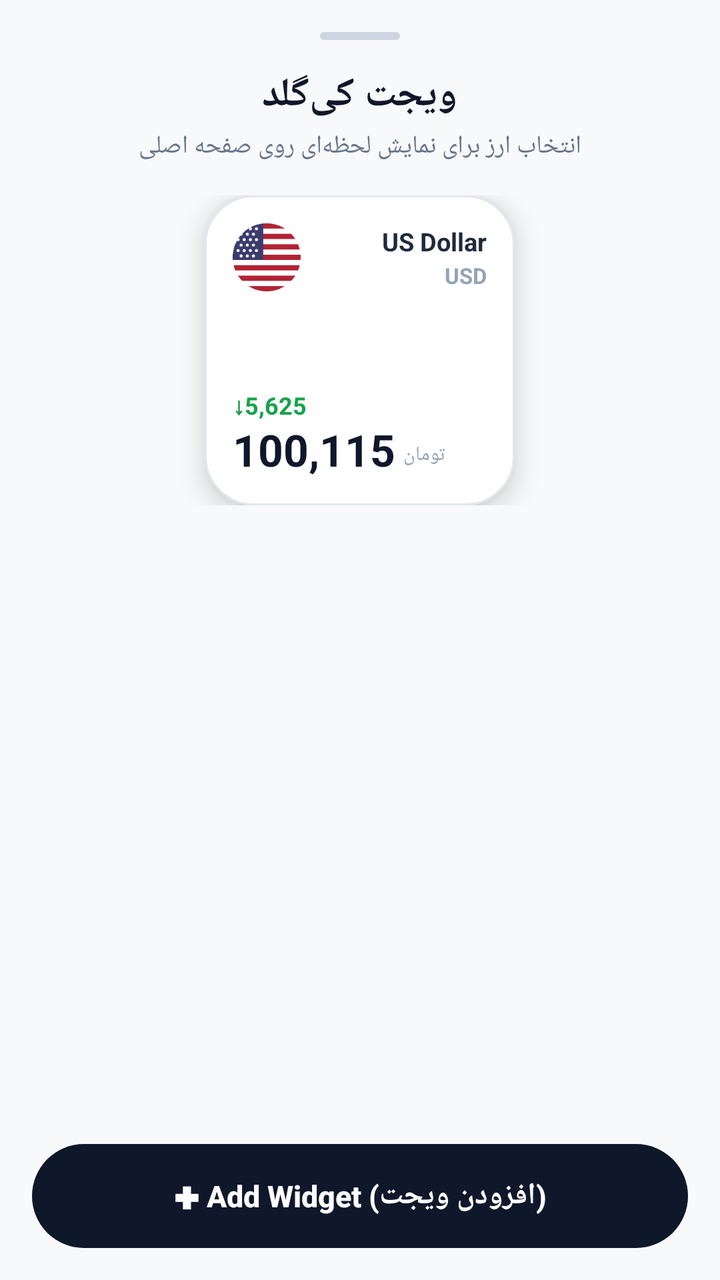
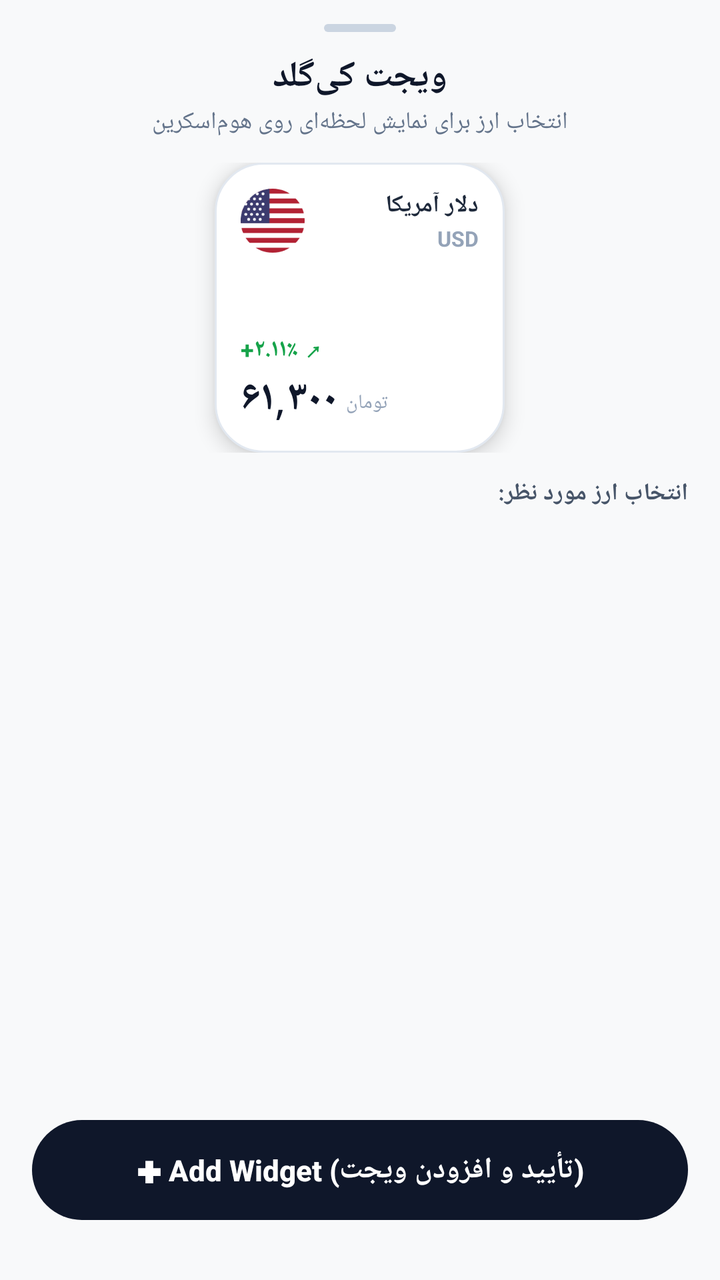

Two renders of the same Android screen: before a commit and after it. Below are the layout's source before the change and the commit's diff.
<!-- AndroidManifest.xml: activity theme android:Theme.DeviceDefault.NoActionBar -->
<!-- res/layout/activity_widget_configure.xml -->
<?xml version="1.0" encoding="utf-8"?>
<LinearLayout xmlns:android="http://schemas.android.com/apk/res/android"
    android:layout_width="match_parent"
    android:layout_height="match_parent"
    android:background="#F8F9FA"
    android:orientation="vertical"
    android:padding="16dp">

    
    <LinearLayout
        android:layout_width="40dp"
        android:layout_height="4dp"
        android:layout_gravity="center_horizontal"
        android:layout_marginBottom="14dp"
        android:background="@drawable/widget_btn_black"
        android:backgroundTint="#CBD5E1" />

    
    <TextView
        android:layout_width="wrap_content"
        android:layout_height="wrap_content"
        android:layout_gravity="center_horizontal"
        android:text="ویجت کی‌گلد"
        android:textColor="#0F172A"
        android:textSize="20sp"
        android:textStyle="bold" />

    <TextView
        android:layout_width="wrap_content"
        android:layout_height="wrap_content"
        android:layout_gravity="center_horizontal"
        android:layout_marginTop="3dp"
        android:layout_marginBottom="16dp"
        android:text="انتخاب ارز برای نمایش لحظه‌ای روی صفحه اصلی"
        android:textColor="#64748B"
        android:textSize="12.5sp" />

    
    <LinearLayout
        android:layout_width="match_parent"
        android:layout_height="wrap_content"
        android:gravity="center"
        android:layout_marginBottom="16dp">

        <LinearLayout
            android:id="@+id/card_preview"
            android:layout_width="155dp"
            android:layout_height="155dp"
            android:background="@drawable/widget_bg_white"
            android:elevation="8dp"
            android:orientation="vertical"
            android:padding="14dp">

            
            <LinearLayout
                android:layout_width="match_parent"
                android:layout_height="wrap_content"
                android:gravity="center_vertical"
                android:orientation="horizontal">

                <ImageView
                    android:id="@+id/preview_icon"
                    android:layout_width="34dp"
                    android:layout_height="34dp"
                    android:scaleType="fitCenter"
                    android:src="@drawable/widget_icon_usd" />

                <LinearLayout
                    android:layout_width="0dp"
                    android:layout_height="wrap_content"
                    android:layout_marginStart="8dp"
                    android:layout_weight="1"
                    android:gravity="end|right"
                    android:orientation="vertical">

                    <TextView
                        android:id="@+id/preview_name"
                        android:layout_width="wrap_content"
                        android:layout_height="wrap_content"
                        android:ellipsize="end"
                        android:maxLines="1"
                        android:text="US Dollar"
                        android:textColor="#1E293B"
                        android:textSize="12.5sp"
                        android:textStyle="bold" />

                    <TextView
                        android:id="@+id/preview_code"
                        android:layout_width="wrap_content"
                        android:layout_height="wrap_content"
                        android:layout_marginTop="1dp"
                        android:text="USD"
                        android:textColor="#94A3B8"
                        android:textSize="11sp"
                        android:textStyle="bold" />
                </LinearLayout>
            </LinearLayout>

            <LinearLayout
                android:layout_width="match_parent"
                android:layout_height="0dp"
                android:layout_weight="1"
                android:orientation="vertical" />

            
            <LinearLayout
                android:layout_width="match_parent"
                android:layout_height="wrap_content"
                android:gravity="bottom"
                android:orientation="vertical">

                <TextView
                    android:id="@+id/preview_change"
                    android:layout_width="wrap_content"
                    android:layout_height="wrap_content"
                    android:layout_marginBottom="2dp"
                    android:text="↓5,625"
                    android:textColor="#16A34A"
                    android:textSize="12sp"
                    android:textStyle="bold" />

                <LinearLayout
                    android:layout_width="match_parent"
                    android:layout_height="wrap_content"
                    android:gravity="bottom"
                    android:orientation="horizontal">

                    <TextView
                        android:id="@+id/preview_price"
                        android:layout_width="wrap_content"
                        android:layout_height="wrap_content"
                        android:includeFontPadding="false"
                        android:text="100,115"
                        android:textColor="#0F172A"
                        android:textSize="22sp"
                        android:textStyle="bold" />

                    <TextView
                        android:layout_width="wrap_content"
                        android:layout_height="wrap_content"
                        android:layout_marginStart="4dp"
                        android:layout_marginBottom="2dp"
                        android:text="تومان"
                        android:textColor="#94A3B8"
                        android:textSize="10sp" />
                </LinearLayout>
            </LinearLayout>

        </LinearLayout>
    </LinearLayout>

    
    <ListView
        android:id="@+id/assets_list"
        android:layout_width="match_parent"
        android:layout_height="0dp"
        android:layout_weight="1"
        android:layout_marginBottom="12dp"
        android:divider="@android:color/transparent"
        android:dividerHeight="8dp" />

    
    <Button
        android:id="@+id/btn_add_widget"
        android:layout_width="match_parent"
        android:layout_height="52dp"
        android:background="@drawable/widget_btn_black"
        android:stateListAnimator="@null"
        android:text="✚ Add Widget (افزودن ویجت)"
        android:textAllCaps="false"
        android:textColor="#FFFFFF"
        android:textSize="15sp"
        android:textStyle="bold" />

</LinearLayout>
<!-- resources referenced by this layout -->
<resources>
  <!-- drawable widget_bg_white (drawable) -->
  <?xml version="1.0" encoding="utf-8"?>
  <shape xmlns:android="http://schemas.android.com/apk/res/android"
      android:shape="rectangle">
      <solid android:color="#FFFFFF" />
      <corners android:radius="24dp" />
      <stroke
          android:width="1dp"
          android:color="#E2E8F0" />
  </shape>
  <!-- drawable widget_btn_black (drawable) -->
  <?xml version="1.0" encoding="utf-8"?>
  <shape xmlns:android="http://schemas.android.com/apk/res/android"
      android:shape="rectangle">
      <solid android:color="#0F172A" />
      <corners android:radius="28dp" />
  </shape>
  <!-- drawable widget_icon_usd: png bitmap (drawable, 3740 bytes) -->
</resources>

<!-- the commit's change to res/layout/activity_widget_configure.xml (unified diff, before → after) -->
@@ -3,15 +3,19 @@
     android:layout_width="match_parent"
     android:layout_height="match_parent"
     android:background="#F8F9FA"
+    android:fitsSystemWindows="true"
     android:orientation="vertical"
-    android:padding="16dp">
+    android:paddingStart="16dp"
+    android:paddingEnd="16dp"
+    android:paddingTop="12dp"
+    android:paddingBottom="24dp">
 
     
     <LinearLayout
-        android:layout_width="40dp"
+        android:layout_width="36dp"
         android:layout_height="4dp"
         android:layout_gravity="center_horizontal"
-        android:layout_marginBottom="14dp"
+        android:layout_marginBottom="10dp"
         android:background="@drawable/widget_btn_black"
         android:backgroundTint="#CBD5E1" />
 
@@ -22,34 +26,34 @@
         android:layout_gravity="center_horizontal"
         android:text="ویجت کی‌گلد"
         android:textColor="#0F172A"
-        android:textSize="20sp"
+        android:textSize="18sp"
         android:textStyle="bold" />
 
     <TextView
         android:layout_width="wrap_content"
         android:layout_height="wrap_content"
         android:layout_gravity="center_horizontal"
-        android:layout_marginTop="3dp"
-        android:layout_marginBottom="16dp"
-        android:text="انتخاب ارز برای نمایش لحظه‌ای روی صفحه اصلی"
+        android:layout_marginTop="2dp"
+        android:layout_marginBottom="12dp"
+        android:text="انتخاب ارز برای نمایش لحظه‌ای روی هوم‌اسکرین"
         android:textColor="#64748B"
-        android:textSize="12.5sp" />
+        android:textSize="12sp" />
 
     
     <LinearLayout
         android:layout_width="match_parent"
         android:layout_height="wrap_content"
         android:gravity="center"
-        android:layout_marginBottom="16dp">
+        android:layout_marginBottom="12dp">
 
         <LinearLayout
             android:id="@+id/card_preview"
-            android:layout_width="155dp"
-            android:layout_height="155dp"
+            android:layout_width="145dp"
+            android:layout_height="145dp"
             android:background="@drawable/widget_bg_white"
-            android:elevation="8dp"
+            android:elevation="6dp"
             android:orientation="vertical"
-            android:padding="14dp">
+            android:padding="13dp">
 
             
             <LinearLayout
@@ -60,8 +64,8 @@
 
                 <ImageView
                     android:id="@+id/preview_icon"
-                    android:layout_width="34dp"
-                    android:layout_height="34dp"
+                    android:layout_width="32dp"
+                    android:layout_height="32dp"
                     android:scaleType="fitCenter"
                     android:src="@drawable/widget_icon_usd" />
 
@@ -79,9 +83,9 @@
                         android:layout_height="wrap_content"
                         android:ellipsize="end"
                         android:maxLines="1"
-                        android:text="US Dollar"
+                        android:text="دلار آمریکا"
                         android:textColor="#1E293B"
-                        android:textSize="12.5sp"
+                        android:textSize="12sp"
                         android:textStyle="bold" />
 
                     <TextView
@@ -91,7 +95,7 @@
                         android:layout_marginTop="1dp"
                         android:text="USD"
                         android:textColor="#94A3B8"
-                        android:textSize="11sp"
+                        android:textSize="10.5sp"
                         android:textStyle="bold" />
                 </LinearLayout>
             </LinearLayout>
@@ -114,7 +118,7 @@
                     android:layout_width="wrap_content"
                     android:layout_height="wrap_content"
                     android:layout_marginBottom="2dp"
-                    android:text="↓5,625"
+                    android:text="+۲.۱۱٪ ↗"
                     android:textColor="#16A34A"
                     android:textSize="12sp"
                     android:textStyle="bold" />
@@ -130,9 +134,9 @@
                         android:layout_width="wrap_content"
                         android:layout_height="wrap_content"
                         android:includeFontPadding="false"
-                        android:text="100,115"
+                        android:text="۶۱,۳۰۰"
                         android:textColor="#0F172A"
-                        android:textSize="22sp"
+                        android:textSize="21sp"
                         android:textStyle="bold" />
 
                     <TextView
@@ -149,27 +153,41 @@
         </LinearLayout>
     </LinearLayout>
 
+    <TextView
+        android:layout_width="match_parent"
+        android:layout_height="wrap_content"
+        android:layout_marginBottom="6dp"
+        android:text="انتخاب ارز مورد نظر:"
+        android:textColor="#475569"
+        android:textSize="12sp"
+        android:textStyle="bold" />
+
     
-    <ListView
-        android:id="@+id/assets_list"
+    <GridView
+        android:id="@+id/assets_grid"
         android:layout_width="match_parent"
         android:layout_height="0dp"
         android:layout_weight="1"
-        android:layout_marginBottom="12dp"
-        android:divider="@android:color/transparent"
-        android:dividerHeight="8dp" />
+        android:numColumns="3"
+        android:horizontalSpacing="6dp"
+        android:verticalSpacing="6dp"
+        android:stretchMode="columnWidth"
+        android:gravity="center"
+        android:listSelector="@android:color/transparent" />
 
     
     <Button
         android:id="@+id/btn_add_widget"
         android:layout_width="match_parent"
-        android:layout_height="52dp"
+        android:layout_height="50dp"
+        android:layout_marginTop="10dp"
+        android:layout_marginBottom="6dp"
         android:background="@drawable/widget_btn_black"
         android:stateListAnimator="@null"
-        android:text="✚ Add Widget (افزودن ویجت)"
+        android:text="✚ Add Widget (تأیید و افزودن ویجت)"
         android:textAllCaps="false"
         android:textColor="#FFFFFF"
-        android:textSize="15sp"
+        android:textSize="14.5sp"
         android:textStyle="bold" />
 
 </LinearLayout>
